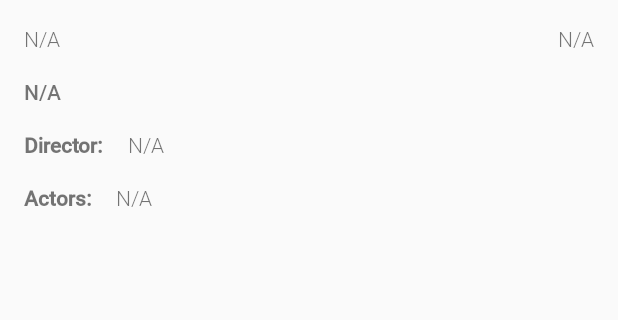
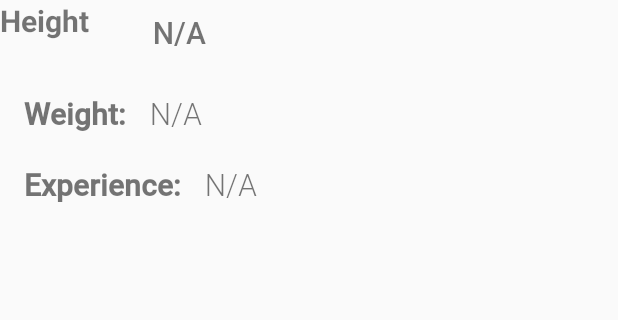
Before and after one commit to AzzarCM/asdsad, an Android app: the PokemonViewer screen opened directly, with no data from a screen before it, on a phone screen of 412 x 824 dp, the part 384-704 px from its top. Run offline under Robolectric (Android 15) with nearby library versions, the phone set to English and light mode, and no system bars; pictures from the network do not load.

Commit message:
cambios en lo visual

```diff
--- a/app/src/main/res/layout/viewer_element_pokemon.xml
+++ b/app/src/main/res/layout/viewer_element_pokemon.xml
@@ -57,16 +57,17 @@
     <android.support.v4.widget.NestedScrollView
             android:layout_width="match_parent"
             android:layout_height="match_parent"
-            app:layout_behavior="@string/appbar_scrolling_view_behavior">
+            app:layout_behavior="@string/appbar_scrolling_view_behavior" android:id="@+id/nestedScrollView">
 
         <android.support.constraint.ConstraintLayout
                 android:layout_width="match_parent"
                 android:layout_height="wrap_content">
 
             <TextView
+                    android:textSize="20dp"
                     android:id="@+id/plot_viewer"
-                    android:layout_width="0dp"
-                    android:layout_height="wrap_content"
+                    android:layout_width="43dp"
+                    android:layout_height="34dp"
                     android:layout_marginStart="16dp"
                     android:layout_marginLeft="16dp"
                     android:layout_marginEnd="16dp"
@@ -75,23 +76,25 @@
                     android:text="@string/n_a_value"
                     app:layout_constraintEnd_toEndOf="parent"
                     app:layout_constraintStart_toStartOf="parent"
-                    app:layout_constraintTop_toBottomOf="@+id/genre_viewer" android:layout_marginTop="16dp"
-                    android:justificationMode="inter_word"/>
+                    android:justificationMode="inter_word" app:layout_constraintHorizontal_bias="0.255"
+                    android:layout_marginTop="8dp" app:layout_constraintTop_toTopOf="parent"/>
 
             <TextView
+                    android:textSize="20dp"
                     android:id="@+id/textView"
                     android:layout_width="wrap_content"
                     android:layout_height="wrap_content"
                     android:layout_marginStart="16dp"
                     android:layout_marginLeft="16dp"
-                    android:layout_marginTop="16dp"
+                    android:layout_marginTop="20dp"
                     android:fontFamily="@font/roboto_medium"
-                    android:text="Director:"
+                    android:text="Weight:"
                     android:textStyle="bold"
                     app:layout_constraintStart_toStartOf="parent"
-                    app:layout_constraintTop_toBottomOf="@+id/plot_viewer" />
+                    app:layout_constraintTop_toBottomOf="@+id/plot_viewer"/>
 
             <TextView
+                    android:textSize="20dp"
                     android:id="@+id/director_viewer"
                     android:layout_width="wrap_content"
                     android:layout_height="wrap_content"
@@ -108,14 +111,16 @@
                     android:layout_height="wrap_content"
                     android:layout_marginStart="16dp"
                     android:layout_marginLeft="16dp"
-                    android:layout_marginTop="16dp"
+                    android:layout_marginTop="20dp"
                     android:fontFamily="@font/roboto_medium"
-                    android:text="Actors:"
+                    android:text="Experience:"
                     android:textStyle="bold"
+                    android:textSize="20dp"
                     app:layout_constraintStart_toStartOf="parent"
-                    app:layout_constraintTop_toBottomOf="@+id/textView" />
+                    app:layout_constraintTop_toBottomOf="@+id/textView"/>
 
             <TextView
+                    android:textSize="20dp"
                     android:id="@+id/actors_viewer"
                     android:layout_width="0dp"
                     android:layout_height="wrap_content"
@@ -127,23 +132,16 @@
                     android:text="@string/n_a_value"
                     app:layout_constraintEnd_toEndOf="parent"
                     app:layout_constraintStart_toEndOf="@+id/TextView4"
-                    app:layout_constraintTop_toTopOf="@+id/TextView4"/>
+                    app:layout_constraintTop_toTopOf="@+id/TextView4"
+                    app:layout_constraintHorizontal_bias="1.0"/>
             <TextView
-                    android:text="@string/n_a_value"
+                    android:textStyle="bold"
+                    android:textSize="20dp"
+                    android:text="Height"
                     android:layout_width="wrap_content"
                     android:layout_height="wrap_content"
-                    android:id="@+id/genre_viewer" android:layout_marginTop="16dp"
-                    app:layout_constraintTop_toTopOf="parent" app:layout_constraintStart_toStartOf="parent"
-                    android:layout_marginLeft="16dp" android:layout_marginStart="16dp"
-                    android:fontFamily="@font/roboto_light"/>
-            <TextView
-                    android:text="@string/n_a_value"
-                    android:layout_width="wrap_content"
-                    android:layout_height="wrap_content"
-                    android:id="@+id/released_viewer"
-                    app:layout_constraintEnd_toEndOf="parent"
-                    android:layout_marginEnd="16dp" android:layout_marginRight="16dp"
-                    app:layout_constraintTop_toTopOf="@+id/genre_viewer" android:fontFamily="@font/roboto_light"/>
+                    android:id="@+id/textView2" tools:ignore="MissingConstraints"
+                    tools:layout_editor_absoluteY="10dp" tools:layout_editor_absoluteX="19dp"/>
         </android.support.constraint.ConstraintLayout>
     </android.support.v4.widget.NestedScrollView>
 </android.support.design.widget.CoordinatorLayout>
```
Also changed, not shown: app/src/main/java/me/nelsoncastro/pokeapi/fragments/MainContentFragment.kt (+5 -5 lines), app/src/main/res/layout/main_content_fragment_layout.xml (+8 -18 lines).
